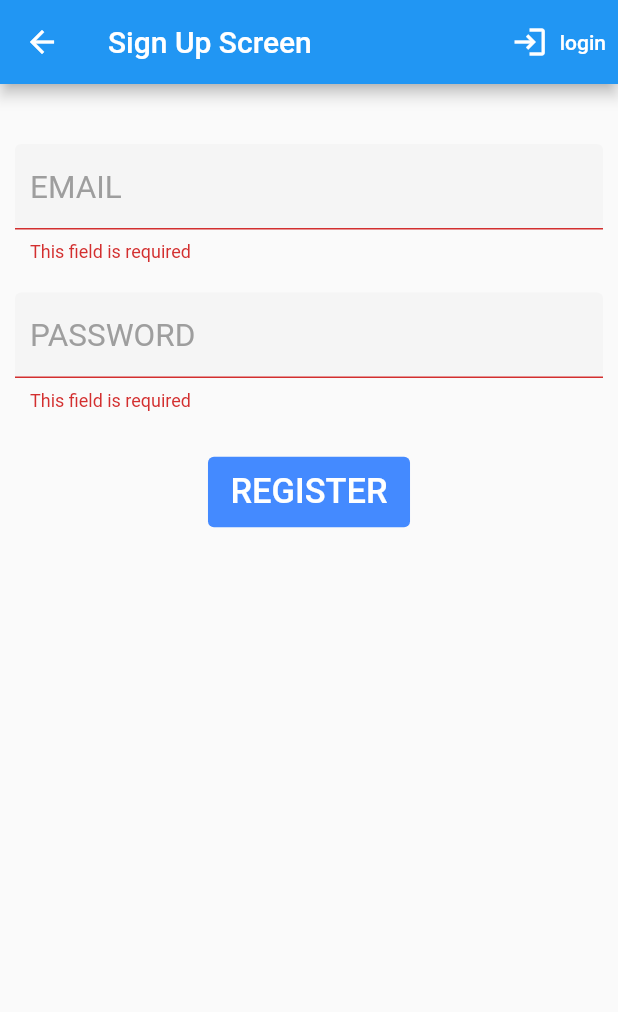
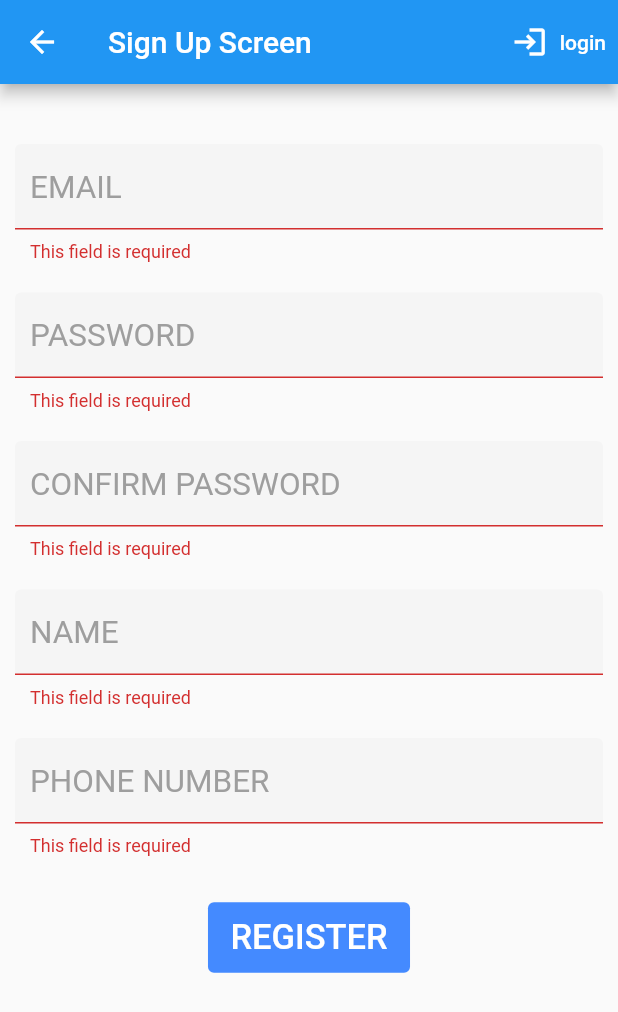
Before and after one commit to safiuddin786/Lost-Found, a Flutter app: the Register screen opened directly, after a tap on "REGISTER", on a phone screen of 412 x 824 dp. Shown: the top 1012 px of the screen. Run offline on Flutter 3.47's test engine with Material 2 defaults, Android fonts, the phone set to English and light mode, and no system bars; our stand-ins replace cloud_firestore, firebase_auth, firebase_core, firebase_storage; accounts and stored records are empty.

Commit message:
added database

```diff
--- a/lib/screens/register.dart
+++ b/lib/screens/register.dart
@@ -15,6 +15,8 @@ class _RegisterState extends State<Register> {
   String email = "";
   String password = "";
   String error = "";
+  String phone = "";
+  String name = "";
   final formKey = GlobalKey<FormState>();
   final auth = Auth();
 
@@ -36,7 +38,8 @@ class _RegisterState extends State<Register> {
                 ))
           ],
         ),
-        body: Container(
+        body: SingleChildScrollView(
+          child: Container(
             padding: EdgeInsets.symmetric(horizontal: 10.0, vertical: 20.0),
             child: Form(
                 key: formKey,
@@ -65,6 +68,8 @@ class _RegisterState extends State<Register> {
                       validator: (val) {
                         if (val == "")
                           return "This field is required";
+                        else if(val!.length < 8)
+                          return "password must be at least 8 characters";
                         else
                           return null;
                       },
@@ -72,12 +77,56 @@ class _RegisterState extends State<Register> {
                       onChanged: (val) => setState(() => password = val),
                     ),
                     SizedBox(
+                      height: 20.0,
+                    ),
+                    TextFormField(
+                      decoration: AuthStyle().textInput(text: "CONFIRM PASSWORD"),
+                      style: AuthStyle().textStyle(),
+                      validator: (val) {
+                        if (val != password)
+                          return "The Password doesn't match";
+                        else if(val == "")
+                          return "This field is required";
+                        else
+                          return null;
+                      },
+                      obscureText: true,
+                    ),
+                    SizedBox(
+                      height: 20.0,
+                    ),
+                    TextFormField(
+                      decoration: AuthStyle().textInput(text: "NAME"),
+                      style: AuthStyle().textStyle(),
+                      validator: (val) {
+                        if (val == "")
+                          return "This field is required";
+                        else
+                          return null;
+                      },
+                      onChanged: (val) => setState(() => name = val),
+                    ),
+                    SizedBox(
+                      height: 20.0,
+                    ),
+                    TextFormField(
+                      decoration: AuthStyle().textInput(text: "PHONE NUMBER"),
+                      style: AuthStyle().textStyle(),
+                      validator: (val) {
+                        if (val == "")
+                          return "This field is required";
+                        else
+                          return null;
+                      },
+                      onChanged: (val) => setState(() => phone = val),
+                    ),
+                    SizedBox(
                       height: 30.0,
                     ),
                     TextButton(
                       onPressed: () async {
                         if (formKey.currentState!.validate()) {
-                        dynamic result = await auth.register(email, password);
+                          dynamic result = await auth.register(email, password, name, phone);
                           if (result == null) {
                             setState(
                                 () => error = "Error while creating the user");
@@ -106,6 +155,7 @@ class _RegisterState extends State<Register> {
                     )
                   ],
                 )),
+          ),
         ));
   }
 }
--- a/lib/services/auth.dart
+++ b/lib/services/auth.dart
@@ -1,5 +1,7 @@
 import 'package:firebase_auth/firebase_auth.dart';
 import 'package:lf_test/modal/member.dart';
+import 'package:lf_test/services/database.dart';
+
 class Auth{
 
   final FirebaseAuth auth = FirebaseAuth.instance;
@@ -15,10 +17,12 @@ class Auth{
   }
 
 //  register
-  Future register(String email, String password) async{
+  Future register(String email, String password, String name, String phone) async{
     try {
       UserCredential result = await auth.createUserWithEmailAndPassword(email: email, password: password);
       User? user = result.user;
+      DataBase db = DataBase(uid: user!.uid);
+      await db.updateDatabase(name: name, phone: phone);
       return userFromFirebase(user);
     } catch (e) {
       print("Error while creating user");
@@ -53,4 +57,8 @@ class Auth{
   Future<void> signOut() async{
     await auth.signOut();
   }
+
+//  change password
+  Future<void> changePassword() async{
+  }
 }
--- a/lib/services/database.dart
+++ b/lib/services/database.dart
@@ -1,5 +1,4 @@
 import 'dart:io';
-
 import 'package:cloud_firestore/cloud_firestore.dart';
 import 'package:lf_test/modal/userdetails.dart';
 import 'package:lf_test/modal/lost_found.dart';
@@ -10,12 +9,14 @@ class DataBase{
   final CollectionReference lfCollection = FirebaseFirestore.instance.collection("lost&found");
   final uid;
   final appStorage = AppStorage();
+  static dynamic previousSnap;
   DataBase({this.uid});
 
 //  update to the database
-  Future updateDatabase({required String name}) async{
+  Future updateDatabase({required String name, required String phone}) async{
     return await collection.doc(uid).set({
       'name': name,
+      'phone': phone
     });
   }
 
@@ -52,7 +53,14 @@ class DataBase{
 
 //  Stream of data
   Stream<List<LostFound>> get lostFound{
-    return lfCollection.snapshots().map(getLostFound);
+    // Show only new documents
+    if(previousSnap != null){
+      return lfCollection.limit(10).startAfterDocument(previousSnap).snapshots().map(getLostFound);
+    }
+    // if its first time then only limit
+    else {
+      return lfCollection.limit(100).snapshots().map(getLostFound);
+    }
   }
 
 // update to the lost&found
```
Also changed, not shown: lib/screens/home/home_body.dart (added, +52 -0 lines), lib/screens/homescreen.dart (+14 -13 lines), pubspec.lock. Lines whose indentation alone changed are shown as unchanged.
